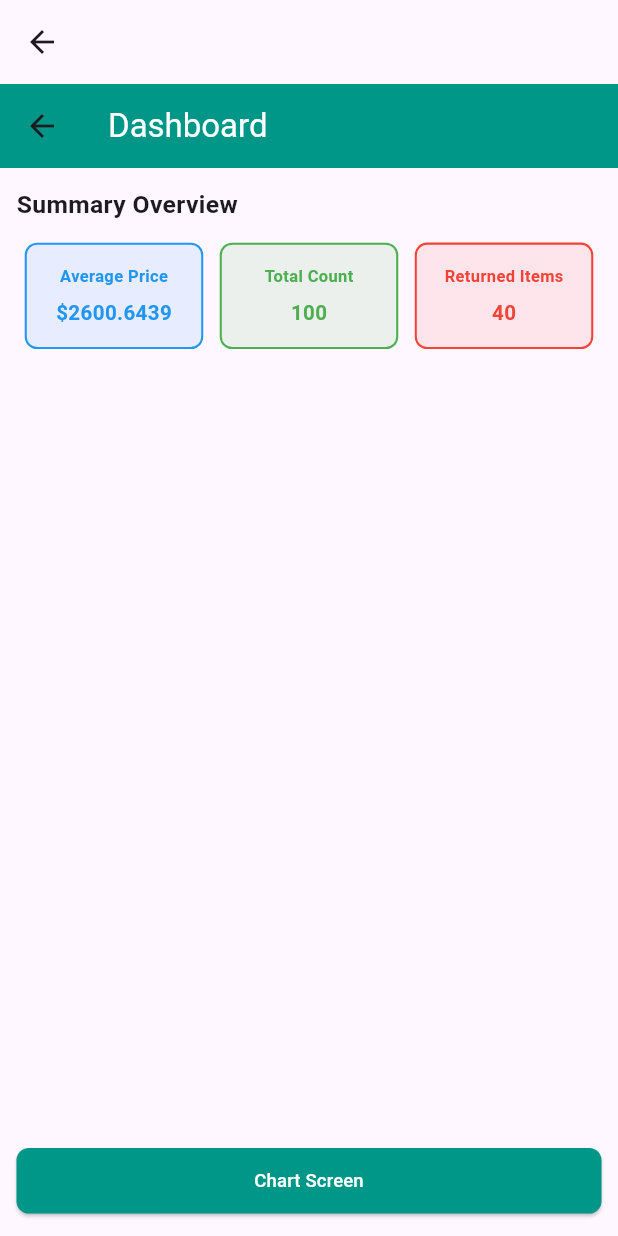
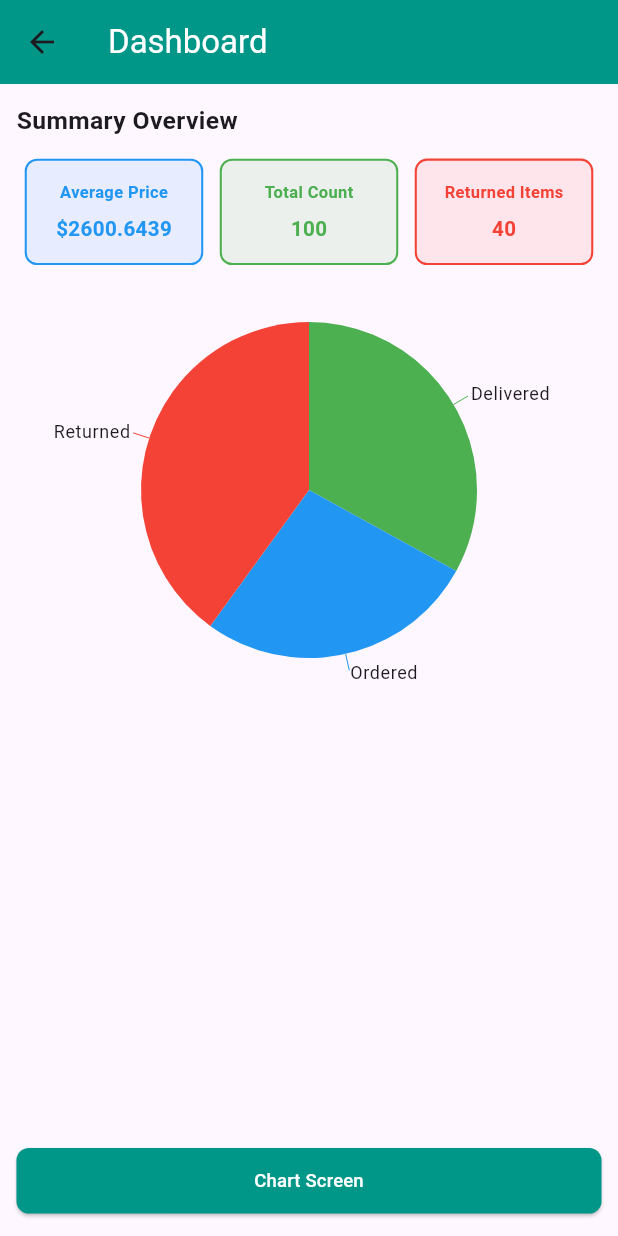
Before and after one commit to GithubUser18974/task, a Flutter app: the screen it shows after launch, on a phone screen of 412 x 824 dp. Run offline on Flutter 3.47's test engine with Material 3 defaults, Android fonts, the phone set to English and light mode, and no system bars; our stand-ins replace flutter_bloc, flutter_screenutil, get_it, responsive_framework, syncfusion_flutter_charts; missing offline and left inert: month_year_picker; statements that could not run were skipped.

Commit message:
added filter to chart screen added  chart to main screen

```diff
--- a/lib/features/orders/logic/entity/summary.dart
+++ b/lib/features/orders/logic/entity/summary.dart
@@ -1,14 +1,19 @@
+import 'package:flutter/material.dart';
 import 'package:task/features/orders/logic/entity/order.dart';
 
 class OrderSummary {
   final int totalCount;
   final int returnedCount;
+  final int orderedCount;
+  final int deliveredCount;
   final double avgPrice;
   final double totalPrice;
 
   OrderSummary({
     required this.totalCount,
     required this.returnedCount,
+    required this.orderedCount,
+    required this.deliveredCount,
     required this.avgPrice,
     required this.totalPrice,
   });
@@ -18,6 +23,10 @@ class OrderSummary {
     int totalOrderCount = orders.length;
     int totalReturnCount =
         orders.where((e) => e.status == OrderStatus.RETURNED).length;
+    int orderedCount =
+        orders.where((e) => e.status == OrderStatus.ORDERED).length;
+    int deliveredCount =
+        orders.where((e) => e.status == OrderStatus.DELIVERED).length;
 
     for (var order in orders) {
       totalPrice += order.actualPrice;
@@ -27,8 +36,40 @@ class OrderSummary {
     return OrderSummary(
       totalCount: totalOrderCount,
       returnedCount: totalReturnCount,
+      orderedCount: orderedCount,
+      deliveredCount: deliveredCount,
       avgPrice: avgPrice,
       totalPrice: totalPrice,
     );
   }
+
+  List<ChartData> get chartData => [
+        ChartData(
+          title: "Delivered",
+          value: deliveredCount.toDouble(),
+          color: Colors.green,
+        ),
+        ChartData(
+          title: "Ordered",
+          value: orderedCount.toDouble(),
+          color: Colors.blue,
+        ),
+        ChartData(
+          title: "Returned",
+          value: returnedCount.toDouble(),
+          color: Colors.red,
+        ),
+      ];
 }
+
+class ChartData {
+  ChartData({
+    required this.title,
+    required this.value,
+    required this.color,
+  });
+
+  final String title;
+  final double value;
+  final Color? color;
+}
--- a/lib/features/orders/presentation/home/home_screen.dart
+++ b/lib/features/orders/presentation/home/home_screen.dart
@@ -13,16 +13,26 @@ class HomeScreen extends StatelessWidget {
   Widget build(BuildContext context) {
     return Scaffold(
       appBar: AppBar(
-        title: const Text(''),
+        title: const Text(
+          'Dashboard',
+          style: TextStyle(color: Colors.white),
+        ),
+        backgroundColor: Colors.teal,
       ),
       body: BlocProvider(
         create: (context) => locator<HomeManager>(),
         child: BlocBuilder<HomeManager, HomeState>(
           builder: (context, state) {
             return (switch (state) {
-              (HomeDataState state) => HomeScreenView(summary: state.summary),
-              (HomeFailure state) => Text(state.errorMessage.toString()),
-              (_) => const Center(child: CircularProgressIndicator()),
+              (HomeDataState state) => HomeScreenView(
+                  summary: state.summary,
+                ),
+              (HomeFailure state) => Text(
+                  state.errorMessage.toString(),
+                ),
+              (_) => const Center(
+                  child: CircularProgressIndicator(),
+                ),
             });
           },
         ),
--- a/lib/features/orders/presentation/home/widgets/home_screen_view.dart
+++ b/lib/features/orders/presentation/home/widgets/home_screen_view.dart
@@ -1,27 +1,28 @@
 import 'package:flutter/material.dart';
 import 'package:flutter_screenutil/flutter_screenutil.dart';
 import 'package:task/core/config/extension.dart';
+import 'package:task/features/orders/presentation/home/widgets/summary_card.dart';
+import 'package:task/features/orders/presentation/home/widgets/summary_pie_chart.dart';
 
 import '../../../../../core/config/config.dart';
 import '../../../../../core/routing/routes.dart';
 import '../../../logic/entity/summary.dart';
 
 class HomeScreenView extends StatelessWidget {
-  const HomeScreenView({super.key, required this.summary});
+  const HomeScreenView({
+    super.key,
+    required this.summary,
+  });
+
   final OrderSummary summary;
 
   @override
   Widget build(BuildContext context) {
-    return Scaffold(
-      appBar: AppBar(
-        title: const Text(
-          'Dashboard',
-          style: TextStyle(color: Colors.white),
+    return Padding(
+      padding: EdgeInsets.symmetric(
+        vertical: 16.h,
+        horizontal: 16.w,
       ),
-        backgroundColor: Colors.teal,
-      ),
-      body: Padding(
-        padding: EdgeInsets.symmetric(vertical: 16.h, horizontal: 16.w),
       child: Column(
         crossAxisAlignment: CrossAxisAlignment.stretch,
         children: [
@@ -39,15 +40,26 @@ class HomeScreenView extends StatelessWidget {
           Row(
             mainAxisAlignment: MainAxisAlignment.spaceBetween,
             children: [
-                _buildStatCard(
-                    'Average Price',
+              SummaryCard(
+                title: 'Average Price',
+                value:
                     '\$${summary.avgPrice.toStringAsFixed(Config.onScreenDecimalPoint)}',
-                    Colors.blue),
-                _buildStatCard(
-                    'Total Count', summary.totalCount.toString(), Colors.green),
-                _buildStatCard('Returned Items',
-                    summary.returnedCount.toString(), Colors.red),
+                color: Colors.blue,
+              ),
+              SummaryCard(
+                title: 'Total Count',
+                value: summary.totalCount.toString(),
+                color: Colors.green,
+              ),
+              SummaryCard(
+                title: 'Returned Items',
+                value: summary.returnedCount.toString(),
+                color: Colors.red,
+              ),
             ],
+          ),
+          SummaryPieChart(
+            summary: summary,
           ),
           const Spacer(),
           ////////////////////////////
@@ -57,56 +69,28 @@ class HomeScreenView extends StatelessWidget {
               context.pushNamed(Routes.orderChartScreen);
             },
             style: ElevatedButton.styleFrom(
-                padding: EdgeInsets.symmetric(vertical: 16.h, horizontal: 24.w),
+              padding: EdgeInsets.symmetric(
+                vertical: 16.h,
+                horizontal: 24.w,
+              ),
               backgroundColor: Colors.teal,
               shape: RoundedRectangleBorder(
-                  borderRadius: BorderRadius.circular(12.r),
+                borderRadius: BorderRadius.circular(
+                  12.r,
+                ),
               ),
             ),
             child: Text(
               'Chart Screen',
-                style: TextStyle(fontSize: 18.sp, color: Colors.white),
+              style: TextStyle(
+                fontSize: 18.sp,
+                color: Colors.white,
+              ),
             ),
           ),
           /////////////////////////
         ],
       ),
-      ),
-    );
-  }
-
-  Widget _buildStatCard(String title, String value, Color color) {
-    return Expanded(
-      child: Container(
-        margin: EdgeInsets.symmetric(horizontal: 8.w),
-        padding: EdgeInsets.symmetric(vertical: 16.h, horizontal: 16.w),
-        decoration: BoxDecoration(
-          color: color.withOpacity(0.1),
-          borderRadius: BorderRadius.circular(12.r),
-          border: Border.all(color: color, width: 2.w),
-        ),
-        child: Column(
-          children: [
-            Text(
-              title,
-              style: TextStyle(
-                fontSize: 16.sp,
-                fontWeight: FontWeight.bold,
-                color: color,
-              ),
-            ),
-            SizedBox(height: 8.h),
-            Text(
-              value,
-              style: TextStyle(
-                fontSize: 20.sp,
-                fontWeight: FontWeight.bold,
-                color: color,
-              ),
-            ),
-          ],
-        ),
-      ),
     );
   }
 }
--- /dev/null
+++ b/lib/features/orders/presentation/home/widgets/summary_card.dart
@@ -0,0 +1,64 @@
+import 'package:flutter/material.dart';
+import 'package:flutter_screenutil/flutter_screenutil.dart';
+
+class SummaryCard extends StatelessWidget {
+  const SummaryCard({
+    super.key,
+    required this.title,
+    required this.value,
+    required this.color,
+  });
+  final String title;
+  final String value;
+  final Color color;
+
+  @override
+  Widget build(BuildContext context) {
+    return Expanded(
+      child: Container(
+        margin: EdgeInsets.symmetric(
+          horizontal: 8.w,
+        ),
+        padding: EdgeInsets.symmetric(
+          vertical: 16.h,
+          horizontal: 16.w,
+        ),
+        decoration: BoxDecoration(
+          color: color.withOpacity(
+            0.1,
+          ),
+          borderRadius: BorderRadius.circular(
+            12.r,
+          ),
+          border: Border.all(
+            color: color,
+            width: 2.w,
+          ),
+        ),
+        child: Column(
+          children: [
+            Text(
+              title,
+              style: TextStyle(
+                fontSize: 16.sp,
+                fontWeight: FontWeight.bold,
+                color: color,
+              ),
+            ),
+            SizedBox(
+              height: 8.h,
+            ),
+            Text(
+              value,
+              style: TextStyle(
+                fontSize: 20.sp,
+                fontWeight: FontWeight.bold,
+                color: color,
+              ),
+            ),
+          ],
+        ),
+      ),
+    );
+  }
+}
--- /dev/null
+++ b/lib/features/orders/presentation/home/widgets/summary_pie_chart.dart
@@ -0,0 +1,38 @@
+import 'package:flutter/material.dart';
+import 'package:syncfusion_flutter_charts/charts.dart';
+
+import '../../../logic/entity/summary.dart';
+
+class SummaryPieChart extends StatelessWidget {
+  SummaryPieChart({
+    super.key,
+    required this.summary,
+  });
+  final OrderSummary summary;
+  final TooltipBehavior _tooltipBehavior = TooltipBehavior(enable: true);
+  @override
+  Widget build(BuildContext context) {
+    return SfCircularChart(
+        tooltipBehavior: _tooltipBehavior,
+        series: <CircularSeries>[
+          PieSeries<ChartData, String>(
+            dataSource: summary.chartData,
+            pointColorMapper: (ChartData data, _) => data.color,
+            xValueMapper: (ChartData data, _) => data.title,
+            yValueMapper: (ChartData data, _) => data.value,
+            dataLabelMapper: (ChartData data, _) => data.title,
+            animationDuration: 800,
+            dataLabelSettings: const DataLabelSettings(
+              isVisible: true,
+              labelIntersectAction: LabelIntersectAction.none,
+              overflowMode: OverflowMode.shift,
+              showZeroValue: true,
+              labelPosition: ChartDataLabelPosition.outside,
+              connectorLineSettings: ConnectorLineSettings(
+                type: ConnectorType.curve,
+              ),
+            ),
+          ),
+        ]);
+  }
+}
--- a/lib/main.dart
+++ b/lib/main.dart
@@ -1,5 +1,7 @@
 import 'package:flutter/material.dart';
+import 'package:flutter_localizations/flutter_localizations.dart';
 import 'package:flutter_screenutil/flutter_screenutil.dart';
+import 'package:month_year_picker/month_year_picker.dart';
 import 'package:responsive_framework/responsive_framework.dart';
 import 'package:task/core/routing/routes.dart';
 
@@ -14,14 +16,18 @@ void main() {
 }
 
 class MyApp extends StatelessWidget {
-  const MyApp({super.key, required this.appRouter});
+  const MyApp({
+    super.key,
+    required this.appRouter,
+  });
   final AppRouter appRouter;
-  // This widget is the root of your application.
   @override
   Widget build(BuildContext context) {
-    //Set the fit size (Find your UI design, look at the dimensions of the device screen and fill it in,unit in dp)
     return ScreenUtilInit(
-        designSize: const Size(600, 1024),
+      designSize: const Size(
+        600,
+        1024,
+      ),
       minTextAdapt: true,
       splitScreenMode: true,
       // Use builder only if you need to use library outside ScreenUtilInit context
@@ -29,13 +35,17 @@ class MyApp extends StatelessWidget {
         return MaterialApp(
           builder: (context, child) => ResponsiveBreakpoints.builder(
             child: child!,
-              breakpoints: [
-                const Breakpoint(start: 0, end: 450, name: MOBILE),
-                const Breakpoint(start: 451, end: 800, name: TABLET),
-                const Breakpoint(start: 801, end: 1920, name: DESKTOP),
-                const Breakpoint(start: 1921, end: double.infinity, name: '4K'),
+            breakpoints: const [
+              Breakpoint(start: 0, end: 450, name: MOBILE),
+              Breakpoint(start: 451, end: 800, name: TABLET),
+              Breakpoint(start: 801, end: 1920, name: DESKTOP),
+              Breakpoint(start: 1921, end: double.infinity, name: '4K'),
             ],
           ),
+          localizationsDelegates: const [
+            GlobalMaterialLocalizations.delegate,
+            MonthYearPickerLocalizations.delegate,
+          ],
           debugShowCheckedModeBanner: false,
           theme: ThemeData(
             colorScheme: ColorScheme.fromSeed(
@@ -46,6 +56,7 @@ class MyApp extends StatelessWidget {
           initialRoute: Routes.homeScreen,
           onGenerateRoute: appRouter.generateRoute,
         );
-        });
+      },
+    );
   }
 }
--- a/pubspec.yaml
+++ b/pubspec.yaml
@@ -31,6 +31,8 @@ dependencies:
   cupertino_icons: ^1.0.8
   flutter:
     sdk: flutter
+  flutter_localizations:
+    sdk: flutter
   flutter_bloc: ^8.1.6
   intl:
   get_it:
@@ -38,7 +40,8 @@ dependencies:
   syncfusion_flutter_charts: ^27.2.4
   flutter_screenutil: ^5.9.3
   responsive_framework: ^1.5.1
-
+  month_year_picker: ^0.4.0+1
+  calendar_date_picker2: ^1.1.7
 dev_dependencies:
   flutter_lints: ^4.0.0
   flutter_test:
```
Also changed, not shown: lib/features/orders/logic/entity/order_filtered.dart (+18 -0 lines), lib/features/orders/presentation/order_chart/manager/order_chart_manager.dart (+7 -1 lines), lib/features/orders/presentation/order_chart/order_chart_screen.dart (+79 -36 lines). Lines whose indentation alone changed are shown as unchanged.
